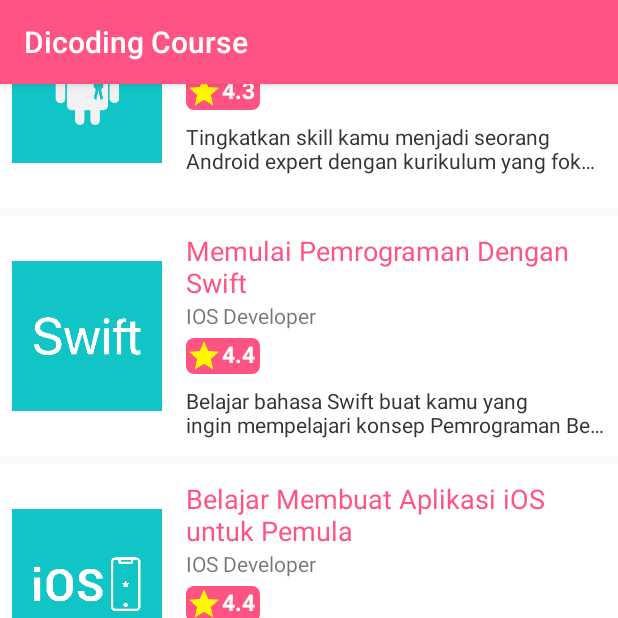
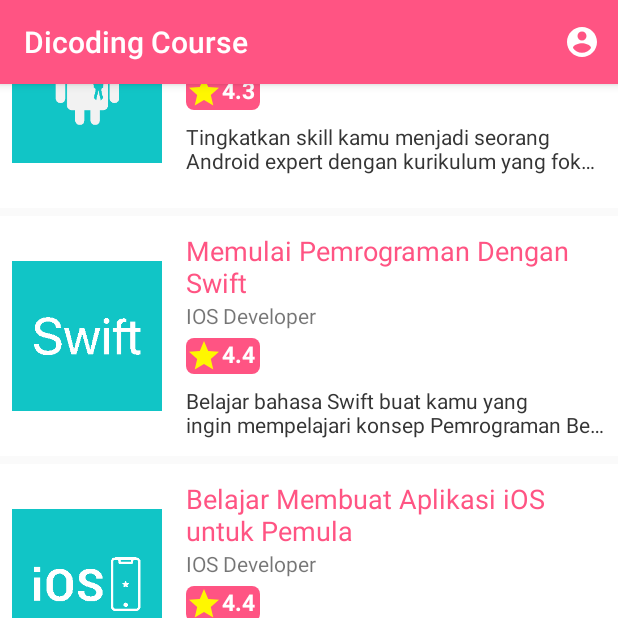
Before and after one commit to kevinrisqi/BeginnerAndroid-SubmissionDicoding, an Android app: the screen it shows after launch (MainActivity), scrolled down 1074 dp, on a phone screen of 412 x 824 dp, the top half of it. Run offline under Robolectric (Android 15) with nearby library versions, the phone set to English and light mode, and no system bars.

Commit message:
Add menu

```diff
--- a/app/src/main/java/com/zenai/submissiondicoding/MainActivity.java
+++ b/app/src/main/java/com/zenai/submissiondicoding/MainActivity.java
@@ -6,6 +6,8 @@ import androidx.recyclerview.widget.RecyclerView;
 
 import android.content.Intent;
 import android.os.Bundle;
+import android.view.Menu;
+import android.view.MenuItem;
 import android.widget.Toast;
 
 import com.zenai.submissiondicoding.adapter.ListCourseAdapter;
@@ -29,6 +31,23 @@ public class MainActivity extends AppCompatActivity {
 
         list.addAll(CourseData.getListData());
         showRecyclerList();
+    }
+
+    @Override
+    public boolean onCreateOptionsMenu(Menu menu){
+        getMenuInflater().inflate(R.menu.menu,menu);
+        return true;
+    }
+
+    @Override
+    public boolean onOptionsItemSelected(MenuItem item){
+        switch (item.getItemId()){
+            case R.id.about_menu:
+                Toast.makeText(this, "About Menu", Toast.LENGTH_SHORT).show();
+                return true;
+            default:
+                return super.onOptionsItemSelected(item);
+        }
     }
 
     private void showRecyclerList(){
--- /dev/null
+++ b/app/src/main/res/drawable/ic_account_circle_black_24dp.xml
@@ -0,0 +1,5 @@
+<vector android:height="24dp" android:tint="#FFFFFF"
+    android:viewportHeight="24.0" android:viewportWidth="24.0"
+    android:width="24dp" xmlns:android="http://schemas.android.com/apk/res/android">
+    <path android:fillColor="#FF000000" android:pathData="M12,2C6.48,2 2,6.48 2,12s4.48,10 10,10 10,-4.48 10,-10S17.52,2 12,2zM12,5c1.66,0 3,1.34 3,3s-1.34,3 -3,3 -3,-1.34 -3,-3 1.34,-3 3,-3zM12,19.2c-2.5,0 -4.71,-1.28 -6,-3.22 0.03,-1.99 4,-3.08 6,-3.08 1.99,0 5.97,1.09 6,3.08 -1.29,1.94 -3.5,3.22 -6,3.22z"/>
+</vector>
--- /dev/null
+++ b/app/src/main/res/menu/menu.xml
@@ -0,0 +1,9 @@
+<?xml version="1.0" encoding="utf-8"?>
+<menu xmlns:android="http://schemas.android.com/apk/res/android"
+    xmlns:app="http://schemas.android.com/apk/res-auto">
+    <item
+        android:id="@+id/about_menu"
+        app:showAsAction="ifRoom"
+        android:title="about"
+        android:icon="@drawable/ic_account_circle_black_24dp"/>
+</menu>
```
